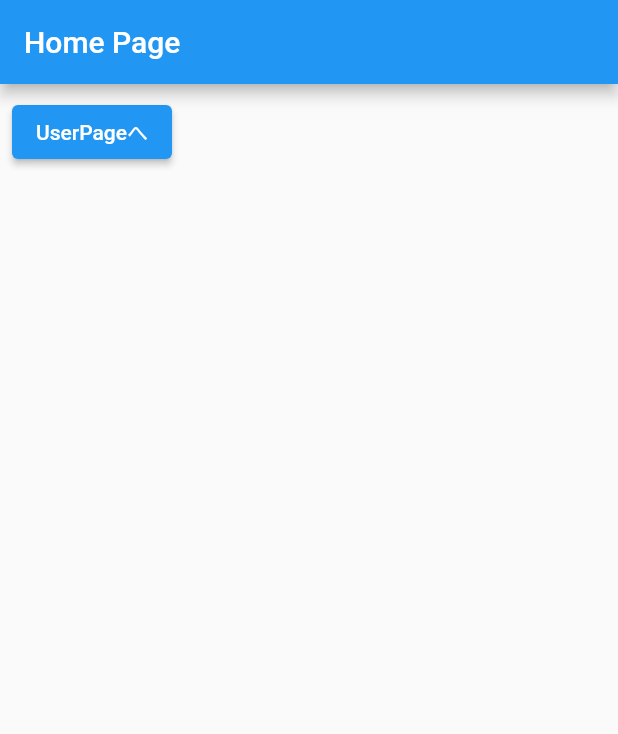
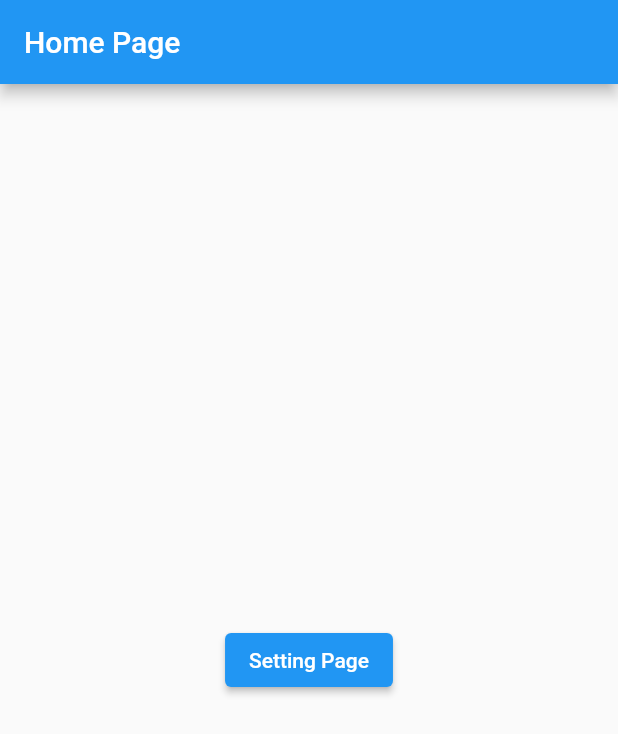
Before and after one commit to tsukamoto1783/auto_route_sample, a Flutter app: the screen it shows after launch, on a phone screen of 412 x 824 dp. Shown: the top 734 px of the screen. Run offline on Flutter 3.47's test engine with Material 2 defaults, Android fonts, the light colour scheme and no system bars; our stand-ins replace auto_route.

Commit message:
feat: 基本的なauto_route設定

```diff
--- a/lib/app_router.dart
+++ b/lib/app_router.dart
@@ -1,14 +1,24 @@
 import 'package:auto_route/auto_route.dart';
 import 'package:auto_route_sample/home_page.dart';
-import 'package:auto_route_sample/user_page.dart';
+import 'package:auto_route_sample/setting_page.dart';
+import 'package:flutter/material.dart';
 
 part 'app_router.gr.dart';
 
-@AutoRouterConfig()
+// replaceInRouteNameを指定することで、ジェネレート時に文字列を変換してくれる。
+// HomePage -> HomeRoute
+@AutoRouterConfig(replaceInRouteName: 'Page,Route')
 class AppRouter extends _$AppRouter {
   @override
   List<AutoRoute> get routes => [
+        // 以下のドキュメントの記載だとエラーになる。
+        // AutoRoute(HomeRoute.page),
+
+        // 以下のように修正
+        // initial: アプリ起動時の画面を設定しないと、"Can not resolve initial route"と怒られる。
+        // page: requiredの名前付きコンストラクタなので、page:の記載が必要。
         AutoRoute(page: HomeRoute.page, initial: true),
-        AutoRoute(page: UserRoute.page, path: "/user-page"),
+
+        AutoRoute(page: SettingRoute.page, path: "/setting-pate"),
       ];
 }
--- a/lib/home_page.dart
+++ b/lib/home_page.dart
@@ -10,15 +10,13 @@ class HomePage extends StatelessWidget {
   Widget build(BuildContext context) {
     return Scaffold(
       appBar: AppBar(
-        title: const Text(
-          'Home Page',
-        ),
+        title: const Text('Home Page'),
       ),
-      body: Padding(
-        padding: const EdgeInsets.all(8.0),
+      body: Center(
         child: ElevatedButton(
-            child: const Text('UserPageへ'),
-            onPressed: () => context.router.navigate(const UserRoute())),
+            child: const Text('Setting Page'),
+            onPressed: () =>
+                context.router.push(SettingRoute(name: "Setting Page"))),
       ),
     );
   }
--- a/lib/main.dart
+++ b/lib/main.dart
@@ -7,17 +7,17 @@ void main() {
 
 class MyApp extends StatelessWidget {
   MyApp({super.key});
-  final _appRouter = AppRouter();
 
-  // This widget is the root of your application.
+  final _appRouter = AppRouter(); //追加
+
   @override
   Widget build(BuildContext context) {
     return MaterialApp.router(
-      routerConfig: _appRouter.config(),
+      // routerを追加
+      routerConfig: _appRouter.config(), // 追加
       title: 'Flutter Demo',
-      theme: ThemeData(
-        primarySwatch: Colors.blue,
-      ),
+      theme: ThemeData(primarySwatch: Colors.blue),
+      // home: const HomePage(), // homeを削除
     );
   }
 }
--- a/lib/user_page.dart
+++ /dev/null
@@ -1,26 +0,0 @@
-import 'package:auto_route/auto_route.dart';
-import 'package:flutter/material.dart';
-
-@RoutePage()
-class UserPage extends StatelessWidget {
-  const UserPage({super.key});
-
-  @override
-  Widget build(BuildContext context) {
-    return Scaffold(
-      appBar: AppBar(
-        title: const Text(
-          'UserPage',
-        ),
-      ),
-      body: Padding(
-        padding: const EdgeInsets.all(8.0),
-        child: ElevatedButton(
-          style: ElevatedButton.styleFrom(backgroundColor: Colors.red),
-          child: const Text('HomePageへ'),
-          onPressed: () => context.router.pop(),
-        ),
-      ),
-    );
-  }
-}
```
Also changed, not shown: lib/setting_page.dart (added, +24 -0 lines), lib/app_router.gr.dart.
